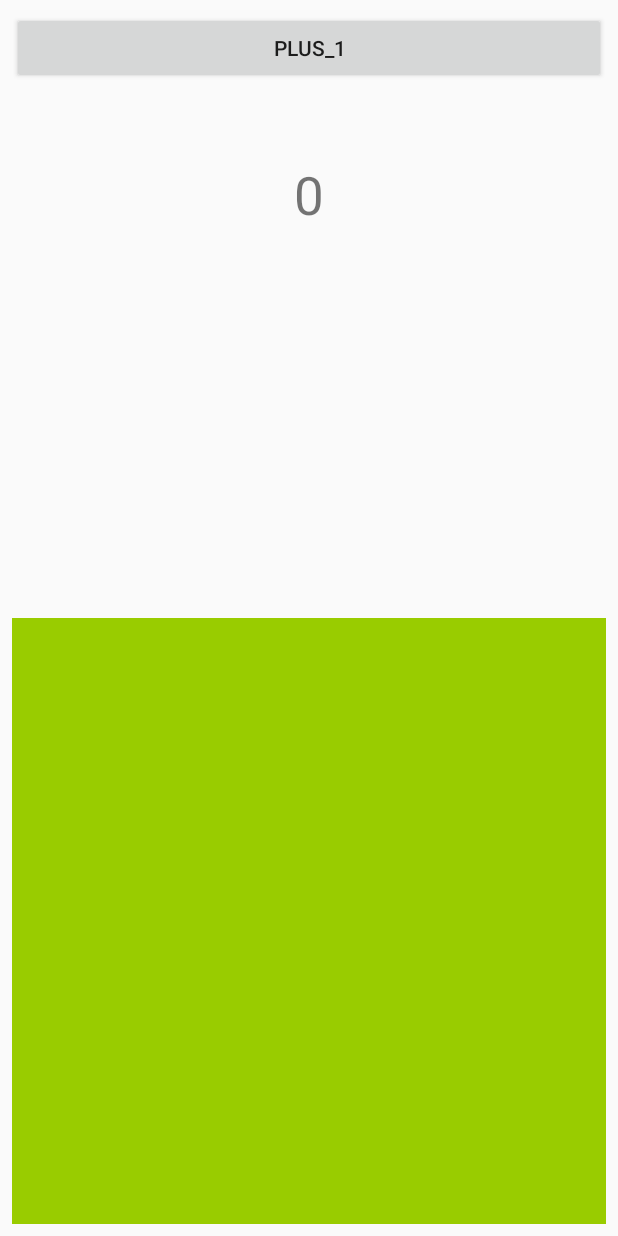
After one commit to Tsiuryn/Internship_ST, an Android app: the CounterActivity screen opened directly, with no data from a screen before it, on a phone screen of 412 x 824 dp. The commit adds this screen. Run offline under Robolectric (Android 15) with nearby library versions, the phone set to English and light mode, and no system bars.

Commit message:
Added task 8

```diff
--- a/app/app/src/main/java/alex/ts/app/MainActivity.kt
+++ b/app/app/src/main/java/alex/ts/app/MainActivity.kt
@@ -8,6 +8,7 @@ import alex.ts.app.hw_04.const.REQUEST_START_ACTIVITY
 import alex.ts.app.hw_05.TheFifthActivity
 import alex.ts.app.hw_06.TheSixthActivity
 import alex.ts.app.hw_07.TheSeventhActivity
+import alex.ts.app.hw_08.TheEighthActivity
 import android.content.Intent
 import android.os.Bundle
 import android.view.View
@@ -51,6 +52,8 @@ class MainActivity : AppCompatActivity(), View.OnClickListener {
 
             mainHW7 -> startActivity(Intent(this, TheSeventhActivity::class.java))
 
+            mainHW8 -> startActivity(Intent(this, TheEighthActivity::class.java))
+
         }
     }
 
--- /dev/null
+++ b/app/app/src/main/java/alex/ts/app/hw_08/task_1/CounterActivity.kt
@@ -0,0 +1,21 @@
+package alex.ts.app.hw_08.task_1
+
+import alex.ts.app.R
+import androidx.appcompat.app.AppCompatActivity
+import android.os.Bundle
+import androidx.lifecycle.ViewModelProvider
+import kotlinx.android.synthetic.main.activity_counter.*
+
+class CounterActivity : AppCompatActivity() {
+    override fun onCreate(savedInstanceState: Bundle?) {
+        super.onCreate(savedInstanceState)
+        setContentView(R.layout.activity_counter)
+        val vm = ViewModelProvider(this).get(MyCounterViewModel::class.java)
+        hw8TvActivity.text = "0"
+        hw8BtnPlus.setOnClickListener{
+            val numb = hw8TvActivity.text.toString().toInt()
+            vm.sendNumberToFragment(numb+1)
+            hw8TvActivity.text = (numb +1).toString()
+        }
+    }
+}
--- /dev/null
+++ b/app/app/src/main/java/alex/ts/app/hw_08/task_1/MyCounterFragment.kt
@@ -0,0 +1,29 @@
+package alex.ts.app.hw_08.task_1
+
+import android.os.Bundle
+import androidx.fragment.app.Fragment
+import android.view.LayoutInflater
+import android.view.View
+import android.view.ViewGroup
+import alex.ts.app.R
+import androidx.fragment.app.activityViewModels
+import kotlinx.android.synthetic.main.my_counter_fragment.*
+
+class MyCounterFragment : Fragment() {
+    override fun onCreateView(
+        inflater: LayoutInflater, container: ViewGroup?,
+        savedInstanceState: Bundle?
+    ): View? {
+        return inflater.inflate(R.layout.my_counter_fragment, container, false)
+    }
+
+    override fun onViewCreated(view: View, savedInstanceState: Bundle?) {
+        super.onViewCreated(view, savedInstanceState)
+        val vm : MyCounterViewModel by activityViewModels<MyCounterViewModel>()
+        vm.number.observe(this, androidx.lifecycle.Observer{
+            hw8TvFragmentCounter.text = it.toString()
+        })
+    }
+
+
+}
--- /dev/null
+++ b/app/app/src/main/java/alex/ts/app/hw_08/task_1/MyCounterViewModel.kt
@@ -0,0 +1,14 @@
+package alex.ts.app.hw_08.task_1
+
+import androidx.lifecycle.LiveData
+import androidx.lifecycle.MutableLiveData
+import androidx.lifecycle.ViewModel
+
+class MyCounterViewModel : ViewModel() {
+    private val mutableNumber = MutableLiveData<Int>()
+    val number: LiveData<Int> = mutableNumber
+
+    fun sendNumberToFragment (number: Int){
+        mutableNumber.value = number
+    }
+}
--- /dev/null
+++ b/app/app/src/main/res/layout/activity_counter.xml
@@ -0,0 +1,37 @@
+<?xml version="1.0" encoding="utf-8"?>
+<LinearLayout xmlns:android="http://schemas.android.com/apk/res/android"
+    xmlns:app="http://schemas.android.com/apk/res-auto"
+    xmlns:tools="http://schemas.android.com/tools"
+    android:layout_width="match_parent"
+    android:layout_height="match_parent"
+    android:layout_margin="8dp"
+    android:orientation="vertical"
+    tools:context=".hw_08.task_1.CounterActivity">
+    <LinearLayout
+        android:layout_width="match_parent"
+        android:layout_height="0dp"
+        android:orientation="vertical"
+        android:layout_weight="1">
+        <Button
+            android:id="@+id/hw8BtnPlus"
+            android:layout_width="match_parent"
+            android:layout_height="wrap_content"
+            android:text="@string/plus_1"/>
+        <TextView
+            android:id="@+id/hw8TvActivity"
+            android:layout_marginTop="50dp"
+            android:layout_width="match_parent"
+            android:layout_height="wrap_content"
+            android:textSize="35dp"
+            android:gravity="center"
+            android:layout_gravity="bottom"/>
+    </LinearLayout>
+
+    <fragment
+        android:id="@+id/counterContainer"
+        android:name="alex.ts.app.hw_08.task_1.MyCounterFragment"
+        android:layout_width="match_parent"
+        android:layout_height="0dp"
+        android:layout_weight="1"
+        app:layout_constraintBottom_toBottomOf="parent" />
+</LinearLayout>
--- /dev/null
+++ b/app/app/src/main/res/layout/my_counter_fragment.xml
@@ -0,0 +1,18 @@
+<?xml version="1.0" encoding="utf-8"?>
+<FrameLayout xmlns:android="http://schemas.android.com/apk/res/android"
+    xmlns:tools="http://schemas.android.com/tools"
+    android:layout_width="match_parent"
+    android:layout_height="match_parent"
+    android:background="@android:color/holo_green_light"
+    tools:context=".hw_08.task_1.MyCounterFragment">
+
+    <TextView
+        android:id="@+id/hw8TvFragmentCounter"
+        android:layout_width="match_parent"
+        android:layout_height="match_parent"
+        android:layout_gravity="bottom"
+        android:gravity="bottom|center"
+        android:textColor="@android:color/black"
+        android:textSize="45sp"/>
+
+</FrameLayout>
--- a/app/app/src/main/res/values/strings.xml
+++ b/app/app/src/main/res/values/strings.xml
@@ -40,4 +40,10 @@
     <string name="btn_delete_student">delete</string>
     <string name="add_name">Add name</string>
     <string name="add_surname">Add Surname</string>
+
+    //hw_08
+    <string name="task_01">Task_01</string>
+    <string name="task_02">Task_02</string>
+    <string name="plus_1">Plus_1</string>
+    <string name="even_numbers">Even numbers</string>
 </resources>
```
Also changed, not shown: app/app/build.gradle (+9 -0 lines), app/app/src/main/AndroidManifest.xml (+7 -4 lines), app/app/src/main/java/alex/ts/app/hw_08/TheEighthActivity.kt (added, +32 -0 lines), app/app/src/main/java/alex/ts/app/hw_08/task_2/TimerActivity.kt (added, +59 -0 lines), app/app/src/main/res/layout/activity_the_eighth.xml (added, +23 -0 lines), app/app/src/main/res/layout/activity_timer.xml (added, +31 -0 lines).
